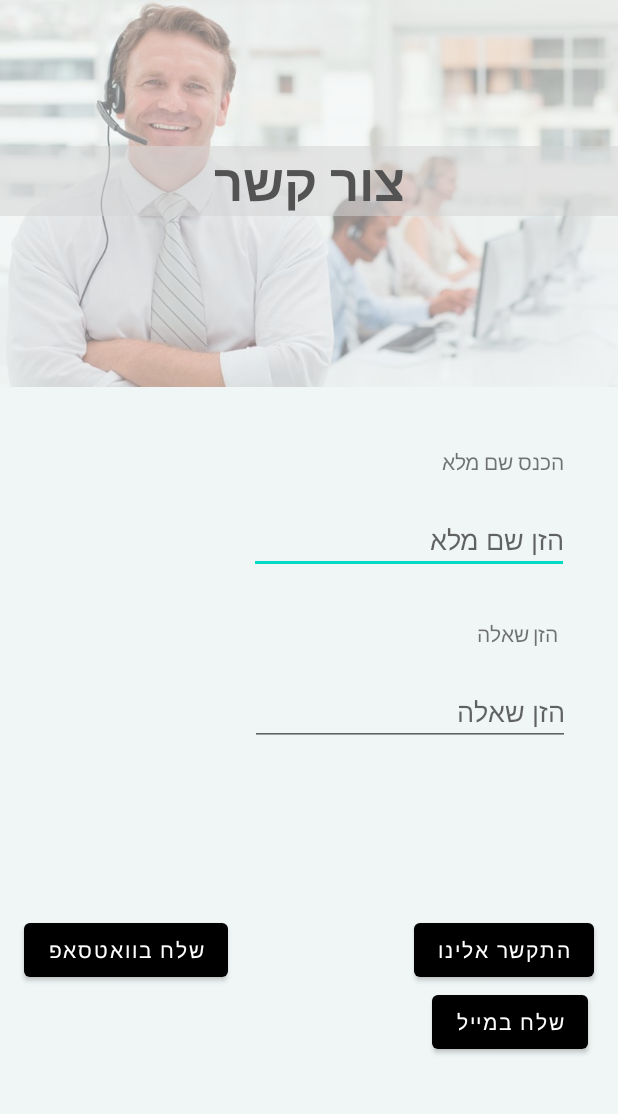
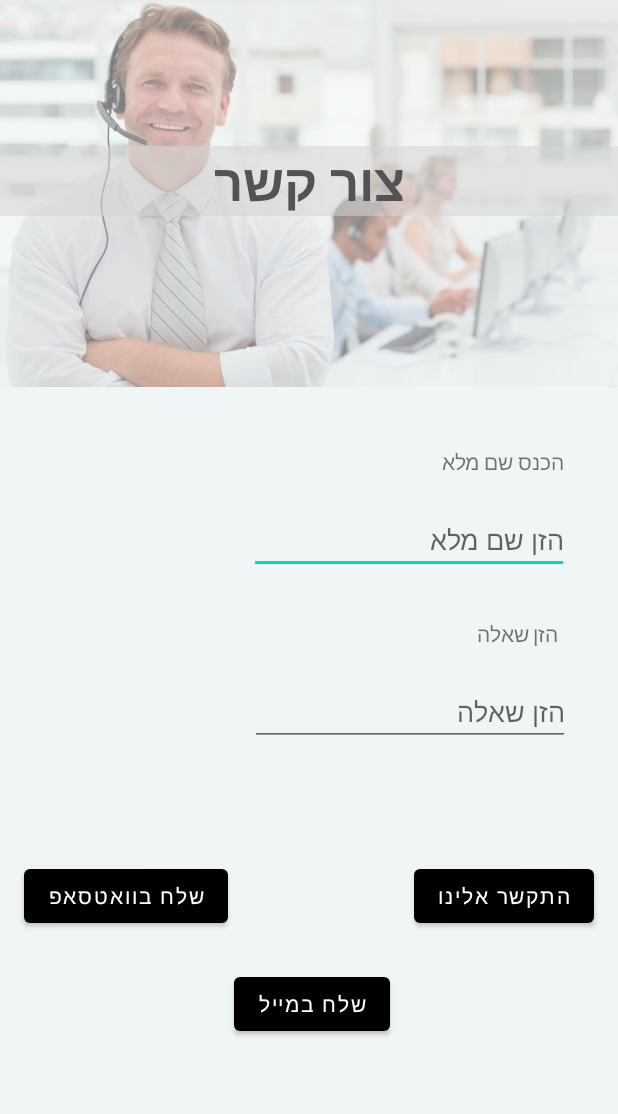
Before and after one commit to RazUzan1/SmartSchool, an Android app: the fragment ZurKesher shown on its own in the app's theme, on a phone screen of 412 x 824 dp, the part 100-1214 px from its top. Run offline under Robolectric (Android 15) with nearby library versions, the phone set to English and light mode, and no system bars.

Commit message:
תקין!

```diff
--- a/app/src/main/res/layout/fragment_zur_kesher.xml
+++ b/app/src/main/res/layout/fragment_zur_kesher.xml
@@ -99,7 +99,7 @@
             android:layout_width="wrap_content"
             android:layout_height="wrap_content"
             android:layout_marginStart="16dp"
-            android:layout_marginTop="44dp"
+            android:layout_marginTop="8dp"
             android:text="שלח בוואטסאפ"
             app:layout_constraintStart_toStartOf="parent"
             app:layout_constraintTop_toTopOf="@+id/guideline6" />
@@ -108,7 +108,8 @@
             android:id="@+id/send_mail"
             android:layout_width="wrap_content"
             android:layout_height="wrap_content"
-            android:layout_marginEnd="20dp"
+            android:layout_marginTop="24dp"
+            android:layout_marginEnd="152dp"
             android:text="שלח במייל"
             app:layout_constraintEnd_toEndOf="parent"
             app:layout_constraintTop_toBottomOf="@+id/call" />
@@ -117,7 +118,7 @@
             android:id="@+id/call"
             android:layout_width="wrap_content"
             android:layout_height="wrap_content"
-            android:layout_marginTop="44dp"
+            android:layout_marginTop="8dp"
             android:layout_marginEnd="16dp"
             android:text="התקשר אלינו"
             app:layout_constraintEnd_toEndOf="parent"
```
